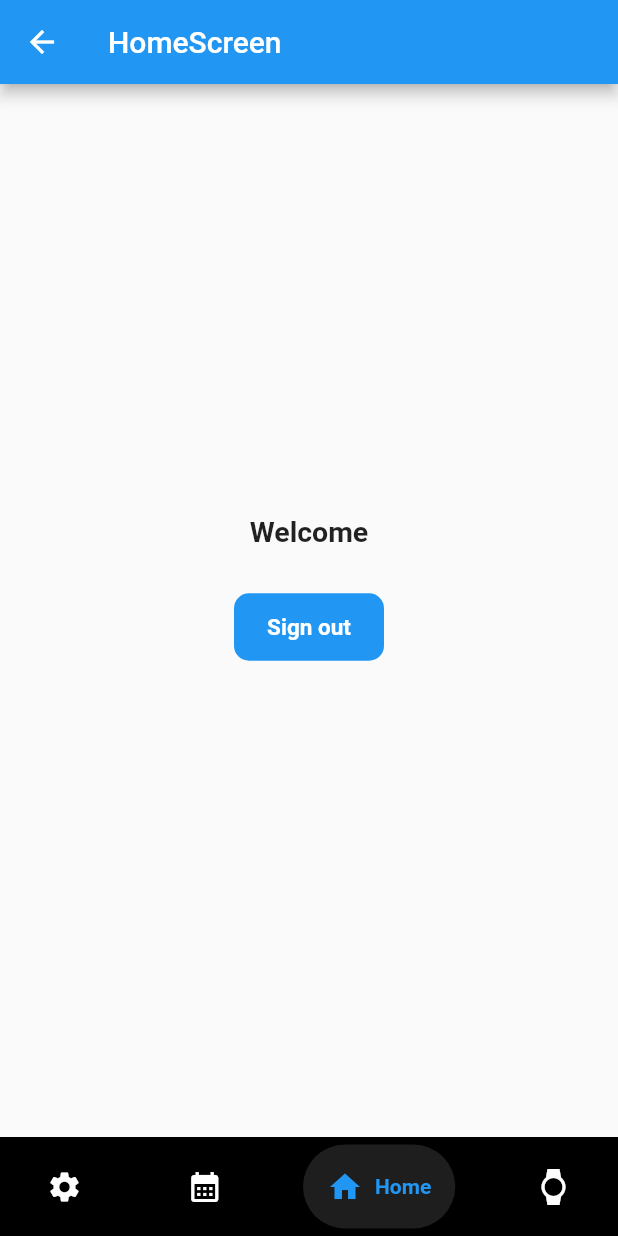
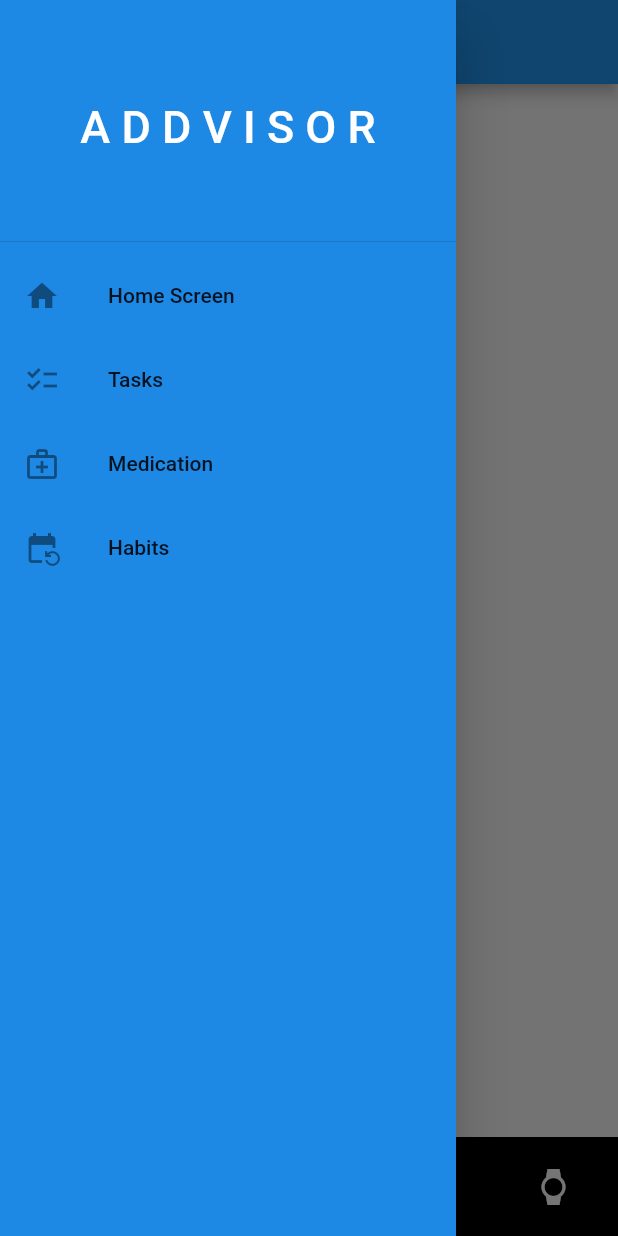
Before and after one commit to Lagrossa/COSC_4319, a Flutter app: the HomeScreen screen opened by its route, with the side drawer open (before the commit the screen has no drawer), on a phone screen of 412 x 824 dp. Run offline on Flutter 3.47's test engine with Material 2 defaults, Android fonts, the phone set to English and light mode, and no system bars; drawn by our look-alikes of google_nav_bar; our stand-ins replace firebase_auth, firebase_core, flutter_slidable; accounts and stored records are empty; Roboto replaces fonts that are missing (Arial).

Commit message:
Added drawer to home page
Added a drawer to the home page of the application for user convenience.

```diff
--- a/lib/Features/User_Auth/Presentation/Pages/home_screen.dart
+++ b/lib/Features/User_Auth/Presentation/Pages/home_screen.dart
@@ -11,6 +11,49 @@ class HomeScreen extends StatelessWidget {
     return Scaffold(
       appBar: AppBar(
         title: Text("HomeScreen"),
+      ),
+      drawer: Drawer(
+        child: Container(
+          color: Colors.blue[600],
+          child: ListView(
+            children: [
+              DrawerHeader(
+                child: Center(
+                  child: Text(
+                    'A D D V I S O R',
+                    style: TextStyle(
+                        fontSize: 30, fontFamily: 'Arial', color: Colors.white),
+                  ),
+                ),
+              ),
+              ListTile(
+                leading: Icon(Icons.home),
+                title: Text('Home Screen'),
+                onTap: () {
+                  Navigator.pushNamed(context, "/home");
+                },
+              ),
+              ListTile(
+                leading: Icon(Icons.checklist_sharp),
+                title: Text('Tasks'),
+                onTap: () {
+                  Navigator.pushNamed(context, "/tasks");
+                },
+              ),
+              ListTile(
+                leading: Icon(Icons.medical_services_outlined),
+                title: Text('Medication'),
+              ),
+              ListTile(
+                leading: Icon(Icons.event_repeat),
+                title: Text('Habits'),
+                onTap: () {
+                  Navigator.pushNamed(context, "/trackers");
+                },
+              ),
+            ],
+          ),
+        ),
       ),
       body: Column(
         mainAxisAlignment: MainAxisAlignment.center,
```
